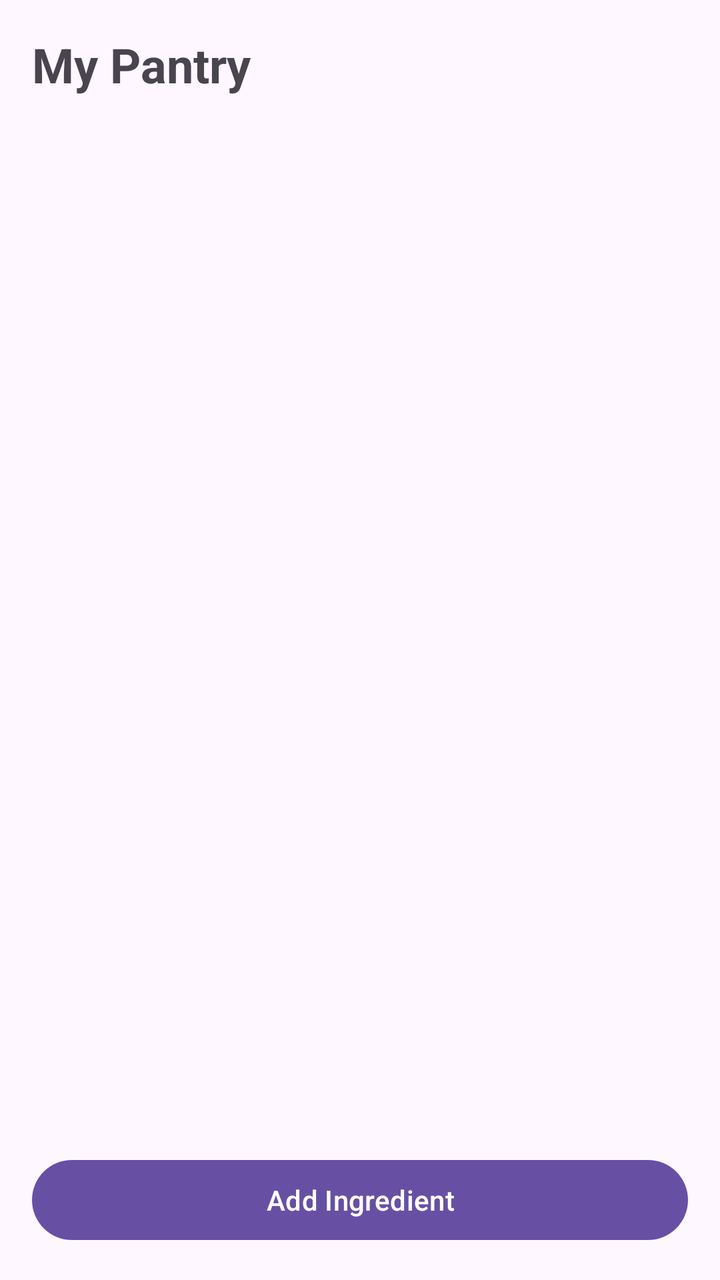
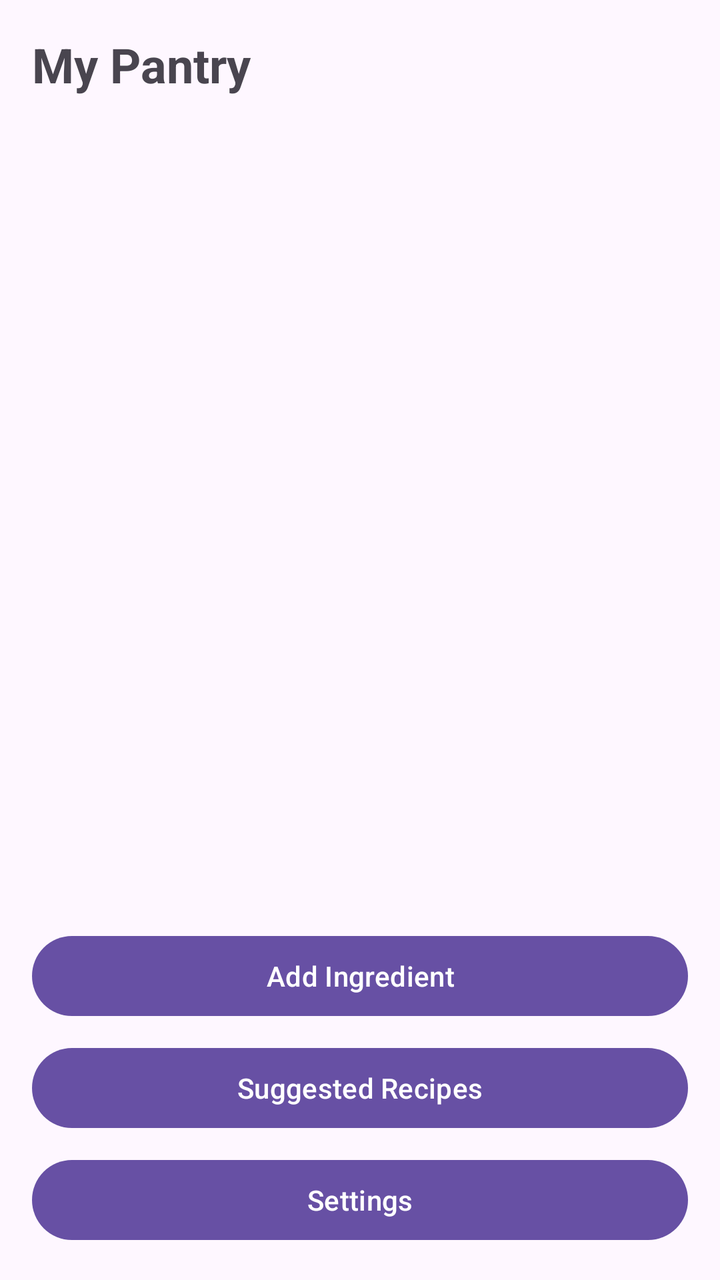

Before-and-after screenshots of an Android layout around one commit, followed by the original layout XML and the change that was made.
<!-- AndroidManifest.xml: application theme Theme.SmartPantryManager -->
<!-- res/layout/activity_pantry_list.xml -->
<?xml version="1.0" encoding="utf-8"?>
<LinearLayout xmlns:android="http://schemas.android.com/apk/res/android"
    android:layout_width="match_parent"
    android:layout_height="match_parent"
    android:orientation="vertical"
    android:padding="16dp">

    <TextView
        android:layout_width="match_parent"
        android:layout_height="wrap_content"
        android:text="My Pantry"
        android:textSize="24sp"
        android:textStyle="bold"
        android:layout_marginBottom="16dp" />

    <androidx.recyclerview.widget.RecyclerView
        android:id="@+id/recyclerViewPantry"
        android:layout_width="match_parent"
        android:layout_height="0dp"
        android:layout_weight="1" />

    <Button
        android:id="@+id/btnAddIngredient"
        android:layout_width="match_parent"
        android:layout_height="wrap_content"
        android:text="Add Ingredient"
        android:layout_marginTop="12dp" />

</LinearLayout>
<!-- resources referenced by this layout -->
<resources>
  <style name="Theme.SmartPantryManager" parent="Base.Theme.SmartPantryManager" />
  <style name="Base.Theme.SmartPantryManager" parent="Theme.Material3.DayNight.NoActionBar">
          
          
      </style>
</resources>

<!-- the commit's change to res/layout/activity_pantry_list.xml (unified diff, before → after) -->
@@ -11,19 +11,32 @@
         android:text="My Pantry"
         android:textSize="24sp"
         android:textStyle="bold"
-        android:layout_marginBottom="16dp" />
+        android:layout_marginBottom="12dp"/>
 
     <androidx.recyclerview.widget.RecyclerView
         android:id="@+id/recyclerViewPantry"
         android:layout_width="match_parent"
         android:layout_height="0dp"
-        android:layout_weight="1" />
+        android:layout_weight="1"/>
 
     <Button
         android:id="@+id/btnAddIngredient"
         android:layout_width="match_parent"
         android:layout_height="wrap_content"
         android:text="Add Ingredient"
-        android:layout_marginTop="12dp" />
+        android:layout_marginTop="8dp"/>
 
+    <Button
+        android:id="@+id/btnSuggested"
+        android:layout_width="match_parent"
+        android:layout_height="wrap_content"
+        android:text="Suggested Recipes"
+        android:layout_marginTop="8dp"/>
+
+    <Button
+        android:id="@+id/btnSettings"
+        android:layout_width="match_parent"
+        android:layout_height="wrap_content"
+        android:text="Settings"
+        android:layout_marginTop="8dp"/>
 </LinearLayout>
